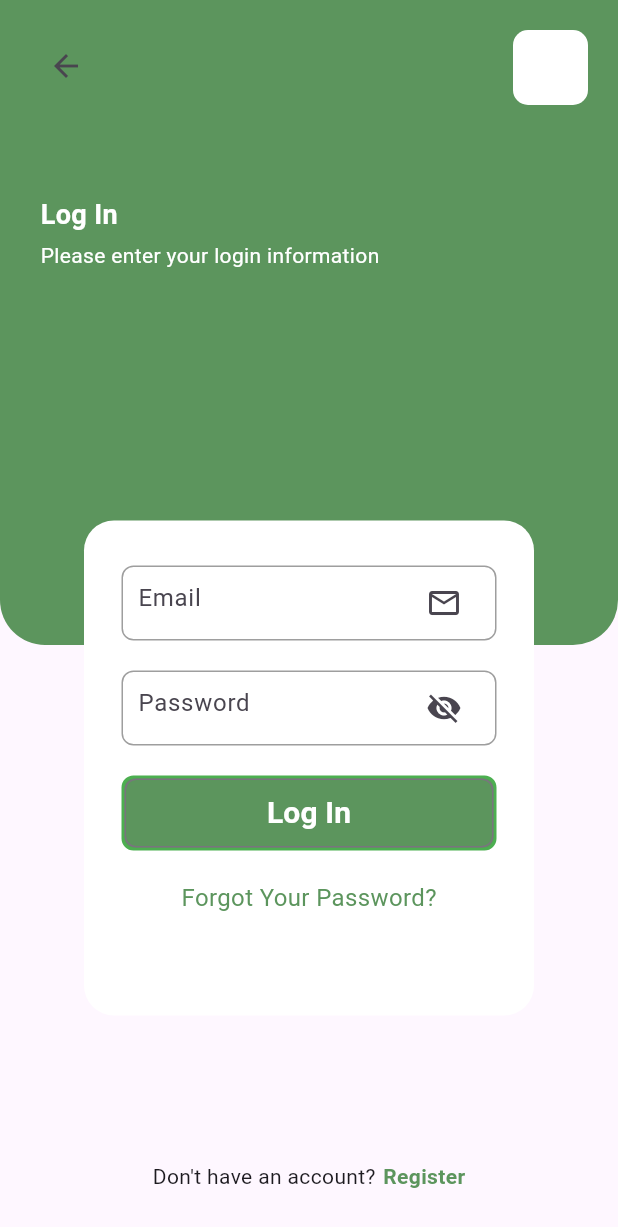
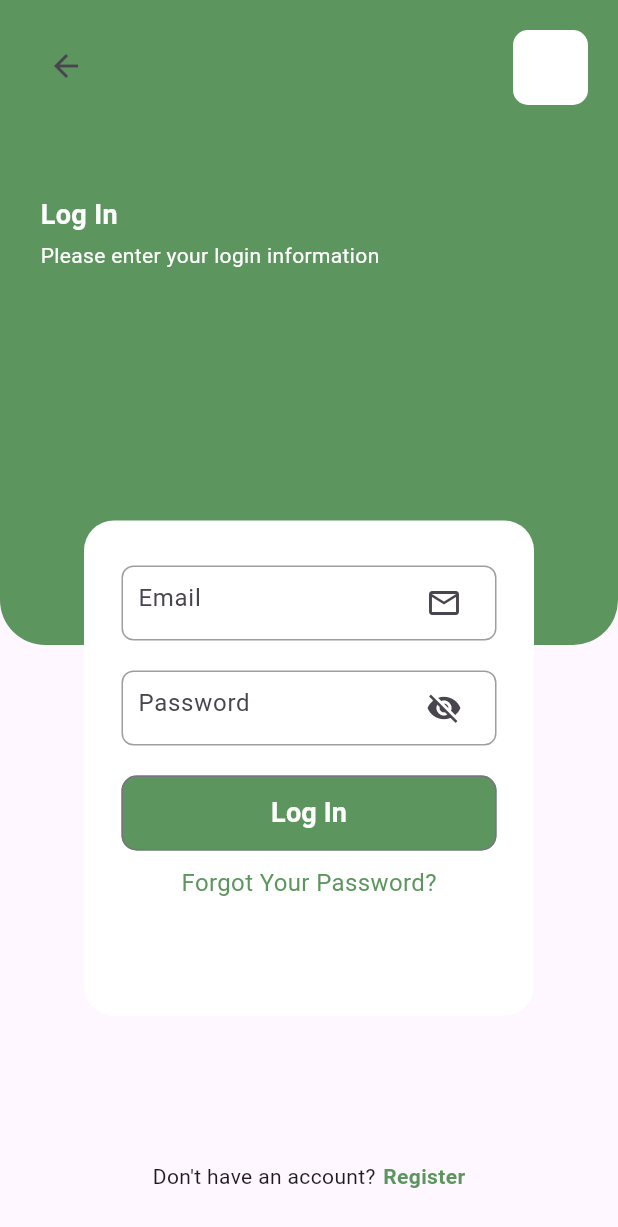
Before and after one commit to NourAlf/let-sGoHome, a Flutter app: the LoginPage screen opened by its route, after a tap on "Log In", on a phone screen of 412 x 824 dp. Shown: the top 1227 px of the screen. Run offline on Flutter 3.47's test engine with Material 3 defaults, Android fonts, the phone set to English and light mode, and no system bars; our stand-ins replace curved_navigation_bar, geolocator, get, google_maps_flutter, shared_preferences; missing offline and left inert: flutter_barcode_scanner; accounts and stored records are empty.

Commit message:
for login page with GetX

```diff
--- a/lib/controller/login_controller.dart
+++ b/lib/controller/login_controller.dart
@@ -1,5 +1,4 @@
 import 'dart:convert';
-
 import 'package:flutter/material.dart';
 import 'package:get/get.dart';
 import 'package:http/http.dart' as http;
@@ -9,8 +8,11 @@ import 'package:shared_preferences/shared_preferences.dart';
 import '../component/fancy_bottom_navigator.dart';
 
 class LoginController extends GetxController {
+
   TextEditingController emailController = TextEditingController();
+
   TextEditingController passwordController = TextEditingController();
+
 
   final Future<SharedPreferences> _prefs = SharedPreferences.getInstance();
 
@@ -20,27 +22,58 @@ class LoginController extends GetxController {
         'Accept': 'application/json',
       };
       var url = Uri.parse(ApiEndPoints.baseUrl + ApiEndPoints.auth.loginEmail);
+
+      if (
+          emailController.text.isEmpty ||
+          passwordController.text.isEmpty
+          ) {
+        // Display error or show validation message to the user
+        return;
+      }
+
       Map<String, String> body = {
         'email': emailController.text.trim(),
-        'password': passwordController.text,
+        'password': passwordController.text.trim(),
       };
 
-      http.Response response = await http.post(url, body: jsonEncode(body), headers: headers);
+      http.Response response = await http.post(url, body: body, headers: headers);
+      print('''
+      $url
+          'email': ${emailController.text.trim()},
+    'password': ${passwordController.text.trim()},
+          }
+      ''');
+      print(" respppppponse = ${response.body}");
       if (response.statusCode == 200) {
         final json = jsonDecode(response.body);
-        Navigator.of(Get.context!).pushReplacement(MaterialPageRoute(builder: (context) => CustomFancyBottomNavigation()));
-        // if(json['code']==0){
-        //   var token = json ['data']['token'];
-        //   print(token);
-        //   final SharedPreferences prefs = await _prefs;
-        //   await prefs?.setString('token', token);
-        // }
+
+        if (json['status'] == true) {
+          var token = json['token'];
+          print(token);
+          final SharedPreferences prefs = await _prefs;
+          await prefs?.setString('token', token);
+          Get.to(CustomFancyBottomNavigation());
+          print(response.body);
+        }
 
         emailController.clear();
         passwordController.clear();
+
+
+      }else{
+        throw jsonDecode(response.body)['message'] ?? "unknown erroeOccured";
       }
     } catch (e) {
-      print(e);
+      Get.back();
+      showDialog(context: Get.context!,
+          builder: (context){
+            return SimpleDialog(
+              title: Text("error"),
+              contentPadding: EdgeInsets.all(20),
+              children: [Text(e.toString())],
+            );
+          });
+
     }
   }
 }
--- a/lib/screens/login_page.dart
+++ b/lib/screens/login_page.dart
@@ -3,7 +3,7 @@ import 'package:get/get.dart';
 import 'package:letsgohome/controller/login_controller.dart';
 import 'package:letsgohome/controller/registration_controller.dart';
 import 'package:letsgohome/screens/homepage.dart';
-import 'package:get/get.dart';
+import 'package:letsgohome/screens/register_page.dart';
 
 class LoginPage extends StatefulWidget {
   const LoginPage({Key? key});
@@ -14,12 +14,11 @@ class LoginPage extends StatefulWidget {
 
 class _LoginPageState extends State<LoginPage> {
   final GlobalKey<FormState> _formKey = GlobalKey<FormState>();
-  LoginController loginController = Get.put(LoginController());
-  final RegistrationController registerController = Get.put(RegistrationController());
+  final LoginController loginController = Get.put(LoginController());
+  final RegistrationController registerController =
+  Get.put(RegistrationController());
   bool _isPasswordVisible = false;
-  var is_login=false.obs;
-
-
+  var is_login = false.obs;
 
   @override
   Widget build(BuildContext context) {
@@ -30,8 +29,8 @@ class _LoginPageState extends State<LoginPage> {
             height: 430,
             width: double.infinity,
             decoration: BoxDecoration(
-              color: Color(0xFF5C955D),
-              borderRadius: BorderRadius.only(
+              color: const Color(0xFF5C955D),
+              borderRadius: const BorderRadius.only(
                 bottomLeft: Radius.circular(30.0),
                 bottomRight: Radius.circular(30.0),
               ),
@@ -42,9 +41,10 @@ class _LoginPageState extends State<LoginPage> {
             left: 20,
             child: IconButton(
               onPressed: () {
-                Navigator.of(context).push(MaterialPageRoute(builder: (context) => HomePage()));
+                Navigator.of(context)
+                    .push(MaterialPageRoute(builder: (context) => HomePage()));
               },
-              icon: Icon(Icons.arrow_back),
+              icon: const Icon(Icons.arrow_back),
             ),
           ),
           Positioned(
@@ -64,7 +64,7 @@ class _LoginPageState extends State<LoginPage> {
             top: 130,
             left: 27,
             child: Text(
-              "Log In",
+              'Log In',
               style: TextStyle(
                 fontSize: 18,
                 fontWeight: FontWeight.bold,
@@ -76,7 +76,7 @@ class _LoginPageState extends State<LoginPage> {
             top: 160,
             left: 27,
             child: Text(
-              "Please enter your login information",
+              'Please enter your login information',
               style: TextStyle(
                 fontSize: 14,
                 color: Colors.white,
@@ -85,13 +85,13 @@ class _LoginPageState extends State<LoginPage> {
           ),
           Center(
             child: Container(
-              margin: EdgeInsets.only(top: 200, left: 27, right: 27),
+              margin: const EdgeInsets.only(top: 200, left: 27, right: 27),
               width: 300,
               height: 330,
               decoration: BoxDecoration(
                 color: Colors.white,
                 borderRadius: BorderRadius.all(
-                  Radius.circular(20),
+                  const Radius.circular(20),
                 ),
               ),
               child: Form(
@@ -99,7 +99,38 @@ class _LoginPageState extends State<LoginPage> {
                 child: Column(
                   crossAxisAlignment: CrossAxisAlignment.center,
                   children: [
-                    SizedBox(height: 30),
+                    const SizedBox(height: 30),
+                    Container(
+                      width: 250,
+                      height: 50,
+                      padding: const EdgeInsets.symmetric(horizontal: 10),
+                      decoration: BoxDecoration(
+                        border: Border.all(
+                          color: Colors.grey,
+                          width: 1,
+                        ),
+                        borderRadius: BorderRadius.circular(8),
+                      ),
+                      child: TextFormField(
+                        controller: loginController.emailController,
+                        keyboardType: TextInputType.emailAddress,
+                        decoration: InputDecoration(
+                          hintText: 'Email',
+                          border: InputBorder.none,
+                          contentPadding: const EdgeInsets.symmetric(vertical: 15),
+                          suffixIcon: const Icon(Icons.email_outlined),
+                        ),
+                        validator: (value) {
+                          if (value?.isEmpty ?? true) {
+                            return 'Email is required';
+                          } else if (!value!.contains('@')) {
+                            return 'Invalid email address, should contain (@)';
+                          }
+                          return null;
+                        },
+                      ),
+                    ),
+                    const SizedBox(height: 20),
                     Container(
                       width: 250,
                       height: 50,
@@ -112,36 +143,7 @@ class _LoginPageState extends State<LoginPage> {
                         borderRadius: BorderRadius.circular(8),
                       ),
                       child: TextFormField(
-                        keyboardType: TextInputType.emailAddress,
-                        decoration: InputDecoration(
-                          hintText: 'Email',
-                          border: InputBorder.none,
-                          contentPadding: EdgeInsets.symmetric(vertical: 15),
-                          suffixIcon: Icon(Icons.email_outlined),
-                        ),
-                        validator: (value) {
-                          if (value?.isEmpty ?? true) {
-                            return 'Email is required';
-                          } else if (!value!.contains('@')) {
-                            return 'Invalid email address , should contain( @ )';
-                          }
-                          return null;
-                        },
-                      ),
-                    ),
-                    SizedBox(height: 20),
-                    Container(
-                      width: 250,
-                      height: 50,
-                      padding: EdgeInsets.symmetric(horizontal: 10),
-                      decoration: BoxDecoration(
-                        border: Border.all(
-                          color: Colors.grey,
-                          width: 1,
-                        ),
-                        borderRadius: BorderRadius.circular(8),
-                      ),
-                      child: TextFormField(
+                        controller: loginController.passwordController,
                         obscureText: !_isPasswordVisible,
                         decoration: InputDecoration(
                           hintText: 'Password',
@@ -168,52 +170,41 @@ class _LoginPageState extends State<LoginPage> {
                           }
                           return null;
                         },
-                        style: TextStyle(
-                          color: Colors.black,
-                        ),
-                        cursorColor: Colors.black,
-                        //autovalidateMode: AutovalidateMode.onUserInteraction,
                       ),
                     ),
-                    SizedBox(height: 20),
+                    const SizedBox(height: 20),
                     Container(
                       width: 250,
                       height: 50,
                       decoration: BoxDecoration(
-                        color: Color(0xFF5C955D),
-                        borderRadius: BorderRadius.all(Radius.circular(8)),
-                        border: Border.all(
-                          color: Colors.green,
-                          width: 2,
-                        ),
+                        borderRadius: BorderRadius.circular(10),
                       ),
                       child: OutlinedButton(
-                        onPressed: () => loginController.loginWithEmail(),
-                        // {
-                        //
-                        //   if (_formKey.currentState?.validate() ?? false) {
-                        //     // Form is valid, perform login
-                        //     Navigator.of(context).pushReplacementNamed("bottomBar");
-                        //
-                        //   }
-                        // },
-                        style: OutlinedButton.styleFrom(
-                          primary: Color(0xFF5C955D),
-                          shape: RoundedRectangleBorder(
-                            borderRadius: BorderRadius.circular(8),
+                        onPressed: () {
+                          is_login.value = true;
+                          loginController.loginWithEmail();
+                        },
+                        style: ButtonStyle(
+                          backgroundColor: MaterialStateProperty.all<Color>(
+                            const Color(0xFF5C955D),
+                          ),
+                          shape: MaterialStateProperty.all<OutlinedBorder>(
+                            RoundedRectangleBorder(
+                              borderRadius: BorderRadius.circular(10),
+                            ),
                           ),
                         ),
-                        child: Text(
-                          "Log In",
+                        child: const Text(
+                          'Log In',
                           style: TextStyle(
-                            fontSize: 20,
+                            fontSize: 18,
                             fontWeight: FontWeight.bold,
                             color: Colors.white,
                           ),
                         ),
                       ),
                     ),
-                    SizedBox(height: 20),
+                    const SizedBox(height: 10),
                     GestureDetector(
                       onTap: () {
                         Navigator.of(context).pushReplacementNamed('ForgetPassword');
@@ -245,11 +236,9 @@ class _LoginPageState extends State<LoginPage> {
                     Text("Don't have an account?"),
                     SizedBox(width: 5),
                     GestureDetector(
-                      onTap: () => registerController.registerWithEmail(),
-
-                      // {
-                      //   Navigator.of(context).pushReplacementNamed('SignUp');
-                      // },
+                      onTap: (){
+                        Get.to(RegisterPage());
+                      },
                       child: Text(
                         "Register",
                         style: TextStyle(
```
